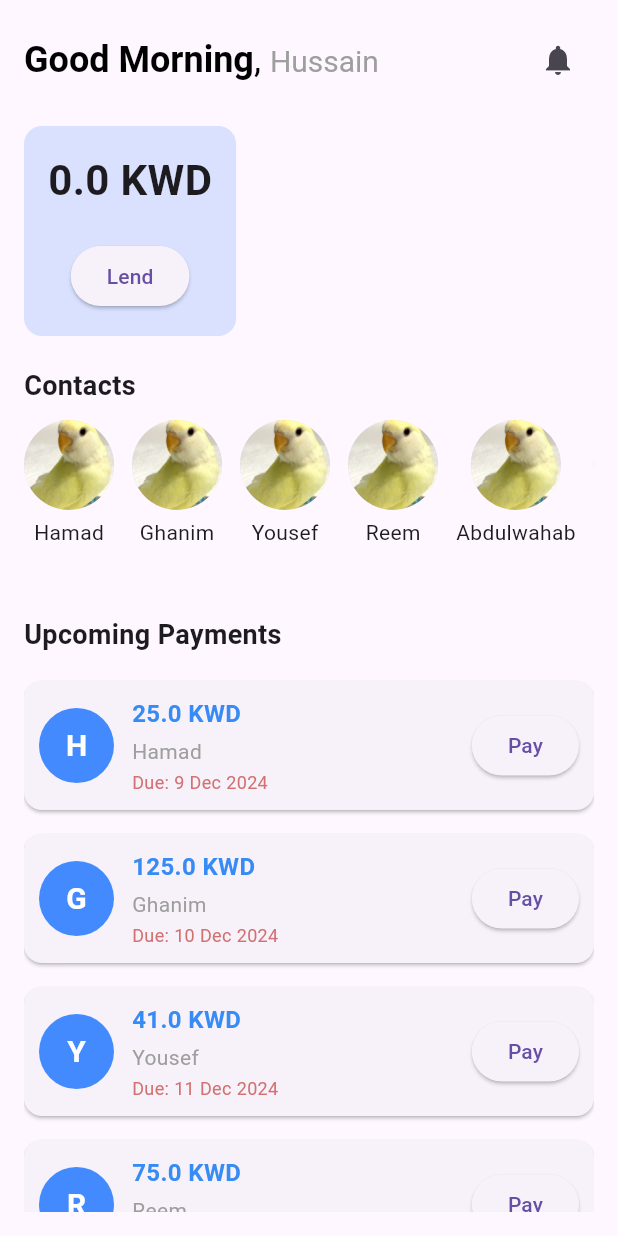
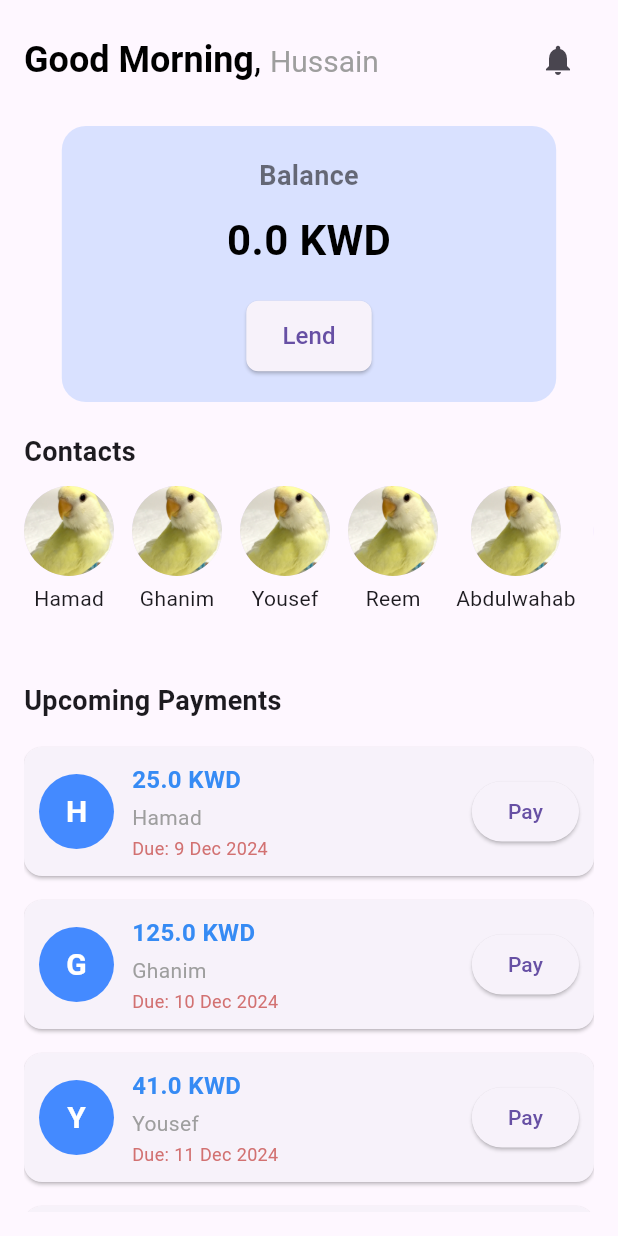
Before and after one commit to HamadAlmatouq/Payme_Frontend, a Flutter app: the screen it shows after launch, on a phone screen of 412 x 824 dp. Run offline on Flutter 3.47's test engine with Material 3 defaults, Android fonts, the phone set to English and light mode, and no system bars; our stand-ins replace dio, go_router, shared_preferences, video_player.

Commit message:
nothing new, just fixed the privious merge

```diff
--- a/lib/pages/home_page.dart
+++ b/lib/pages/home_page.dart
@@ -382,29 +382,84 @@ class _HomePageState extends State<HomePage> {
                 ],
               ),
               const SizedBox(height: 20),
-              Container(
-                padding: const EdgeInsets.all(16.0),
+              Center(
+                child: Container(
+                  padding: const EdgeInsets.all(20.0),
+                  width: MediaQuery.of(context).size.width *
+                      0.8, // Make the container wider
                   decoration: BoxDecoration(
                     color: Colors.blueAccent.withOpacity(0.2),
-                  borderRadius: BorderRadius.circular(12),
+                    borderRadius:
+                        BorderRadius.circular(16), // Smooth rounded corners
                   ),
                   child: Column(
+                    mainAxisSize: MainAxisSize.min,
+                    crossAxisAlignment:
+                        CrossAxisAlignment.center, // Center-align content
                     children: [
                       Text(
-                      "$balance KWD",
+                        "Balance", // Title added above the balance amount
+                        style: const TextStyle(
+                          fontSize: 18,
+                          fontWeight: FontWeight.w600,
+                          color: Colors.black54,
+                        ),
+                      ),
+                      const SizedBox(
+                          height: 10), // Spacing between title and balance
+                      Text(
+                        "$balance KWD", // Dynamic balance value
                         style: const TextStyle(
                           fontSize: 28,
                           fontWeight: FontWeight.bold,
+                          color: Colors.black,
                         ),
                       ),
-                    const SizedBox(height: 20),
+                      const SizedBox(
+                          height: 20), // Spacing between balance and button
                       ElevatedButton(
-                      onPressed: () => _showLendMoneyDialog(),
-                      child: const Text("Lend"),
+                        onPressed: () =>
+                            _showLendMoneyDialog(), // Show lend money dialog
+                        style: ElevatedButton.styleFrom(
+                          padding: const EdgeInsets.symmetric(
+                              horizontal: 24, vertical: 12),
+                          shape: RoundedRectangleBorder(
+                            borderRadius:
+                                BorderRadius.circular(8), // Rounded button
+                          ),
+                        ),
+                        child: const Text(
+                          "Lend",
+                          style: TextStyle(fontSize: 16),
+                        ),
                       ),
                     ],
                   ),
                 ),
+              ),
+              // Container(
+              //   padding: const EdgeInsets.all(16.0),
+              //   decoration: BoxDecoration(
+              //     color: Colors.blueAccent.withOpacity(0.2),
+              //     borderRadius: BorderRadius.circular(12),
+              //   ),
+              //   child: Column(
+              //     children: [
+              //       Text(
+              //         "$balance KWD",
+              //         style: const TextStyle(
+              //           fontSize: 28,
+              //           fontWeight: FontWeight.bold,
+              //         ),
+              //       ),
+              //       const SizedBox(height: 20),
+              //       ElevatedButton(
+              //         onPressed: () => _showLendMoneyDialog(),
+              //         child: const Text("Lend"),
+              //       ),
+              //     ],
+              //   ),
+              // ),
               const SizedBox(height: 20),
               Text(
                 "Contacts",
```
Lines whose indentation alone changed are shown as unchanged.
